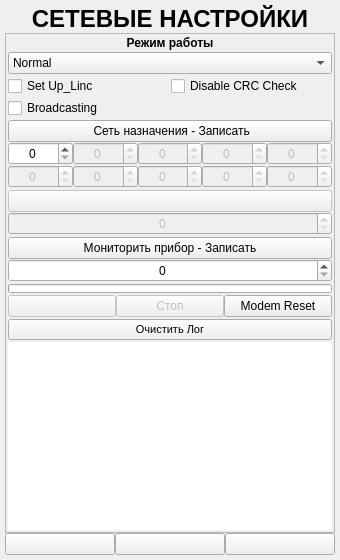
The window that ANDROID_FORMS/sniffer_settings_form.ui (DavidSiegman/PLC_RF_Configurator) describes before a commit, drawn with Qt 5.
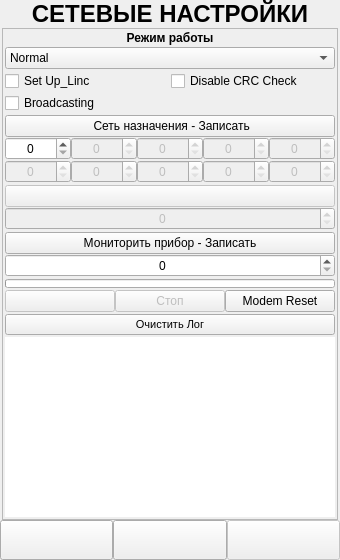
The same window after the commit. Icons and pictures are not drawn.

```diff
--- a/ANDROID_FORMS/sniffer_settings_form.ui
+++ b/ANDROID_FORMS/sniffer_settings_form.ui
@@ -13,25 +13,20 @@
   <property name="windowTitle">
    <string>Form</string>
   </property>
-  <layout class="QVBoxLayout" name="verticalLayout_3">
+  <layout class="QVBoxLayout" name="verticalLayout_9">
    <property name="spacing">
     <number>0</number>
    </property>
    <property name="leftMargin">
-    <number>5</number>
+    <number>0</number>
    </property>
    <property name="topMargin">
-    <number>5</number>
+    <number>0</number>
    </property>
    <property name="rightMargin">
-    <number>5</number>
+    <number>0</number>
    </property>
    <property name="bottomMargin">
-    <number>5</number>
-   </property>
-   <item>
-    <layout class="QHBoxLayout" name="horizontalLayout_5">
-     <property name="spacing">
       <number>0</number>
      </property>
      <item>
@@ -64,8 +59,27 @@
        </property>
       </widget>
      </item>
-    </layout>
-   </item>
+   <item>
+    <widget class="QWidget" name="Main_Widget" native="true">
+     <property name="styleSheet">
+      <string notr="true"/>
+     </property>
+     <layout class="QVBoxLayout" name="verticalLayout_8">
+      <property name="spacing">
+       <number>0</number>
+      </property>
+      <property name="leftMargin">
+       <number>2</number>
+      </property>
+      <property name="topMargin">
+       <number>0</number>
+      </property>
+      <property name="rightMargin">
+       <number>2</number>
+      </property>
+      <property name="bottomMargin">
+       <number>0</number>
+      </property>
    <item>
     <widget class="QScrollArea" name="scrollArea">
      <property name="horizontalScrollBarPolicy">
@@ -79,8 +93,8 @@
        <rect>
         <x>0</x>
         <y>0</y>
-        <width>328</width>
-        <height>476</height>
+           <width>334</width>
+           <height>486</height>
        </rect>
       </property>
       <layout class="QVBoxLayout" name="verticalLayout_2">
@@ -821,15 +835,39 @@
      </widget>
     </widget>
    </item>
+     </layout>
+    </widget>
+   </item>
    <item>
-    <layout class="QHBoxLayout" name="horizontalLayout">
+    <widget class="QWidget" name="DownPanel_Widget" native="true">
+     <property name="styleSheet">
+      <string notr="true"/>
+     </property>
+     <layout class="QVBoxLayout" name="verticalLayout_7">
+      <property name="spacing">
+       <number>0</number>
+      </property>
+      <property name="leftMargin">
+       <number>0</number>
+      </property>
+      <property name="topMargin">
+       <number>0</number>
+      </property>
+      <property name="rightMargin">
+       <number>0</number>
+      </property>
+      <property name="bottomMargin">
+       <number>0</number>
+      </property>
+      <item>
+       <layout class="QHBoxLayout" name="horizontalLayout_2">
      <property name="spacing">
       <number>0</number>
      </property>
      <item>
       <widget class="QPushButton" name="Back">
        <property name="sizePolicy">
-        <sizepolicy hsizetype="Expanding" vsizetype="Minimum">
+           <sizepolicy hsizetype="Minimum" vsizetype="Minimum">
          <horstretch>0</horstretch>
          <verstretch>0</verstretch>
         </sizepolicy>
@@ -837,13 +875,7 @@
        <property name="minimumSize">
         <size>
          <width>0</width>
-         <height>0</height>
-        </size>
-       </property>
-       <property name="maximumSize">
-        <size>
-         <width>16777215</width>
-         <height>16777215</height>
+            <height>40</height>
         </size>
        </property>
        <property name="text">
@@ -864,15 +896,15 @@
      <item>
       <widget class="QPushButton" name="btnSettings">
        <property name="sizePolicy">
-        <sizepolicy hsizetype="Expanding" vsizetype="Minimum">
+           <sizepolicy hsizetype="Minimum" vsizetype="Minimum">
          <horstretch>0</horstretch>
          <verstretch>0</verstretch>
         </sizepolicy>
        </property>
        <property name="minimumSize">
         <size>
-         <width>40</width>
-         <height>0</height>
+            <width>0</width>
+            <height>40</height>
         </size>
        </property>
        <property name="maximumSize">
@@ -900,9 +932,33 @@
       </widget>
      </item>
      <item>
+         <widget class="QWidget" name="Next_Widget" native="true">
+          <property name="enabled">
+           <bool>false</bool>
+          </property>
+          <layout class="QVBoxLayout" name="verticalLayout_3">
+           <property name="spacing">
+            <number>0</number>
+           </property>
+           <property name="leftMargin">
+            <number>0</number>
+           </property>
+           <property name="topMargin">
+            <number>0</number>
+           </property>
+           <property name="rightMargin">
+            <number>0</number>
+           </property>
+           <property name="bottomMargin">
+            <number>0</number>
+           </property>
+           <item>
       <widget class="QPushButton" name="Next">
+             <property name="enabled">
+              <bool>false</bool>
+             </property>
        <property name="sizePolicy">
-        <sizepolicy hsizetype="Expanding" vsizetype="Minimum">
+              <sizepolicy hsizetype="Minimum" vsizetype="Minimum">
          <horstretch>0</horstretch>
          <verstretch>0</verstretch>
         </sizepolicy>
@@ -910,13 +966,7 @@
        <property name="minimumSize">
         <size>
          <width>0</width>
-         <height>0</height>
-        </size>
-       </property>
-       <property name="maximumSize">
-        <size>
-         <width>16777215</width>
-         <height>16777215</height>
+               <height>40</height>
         </size>
        </property>
        <property name="text">
@@ -935,6 +985,12 @@
       </widget>
      </item>
     </layout>
+         </widget>
+        </item>
+       </layout>
+      </item>
+     </layout>
+    </widget>
    </item>
   </layout>
  </widget>
```
Left out of the diff: 3 changed lines with no effect on the pictures. Lines whose indentation alone changed are shown as unchanged.
